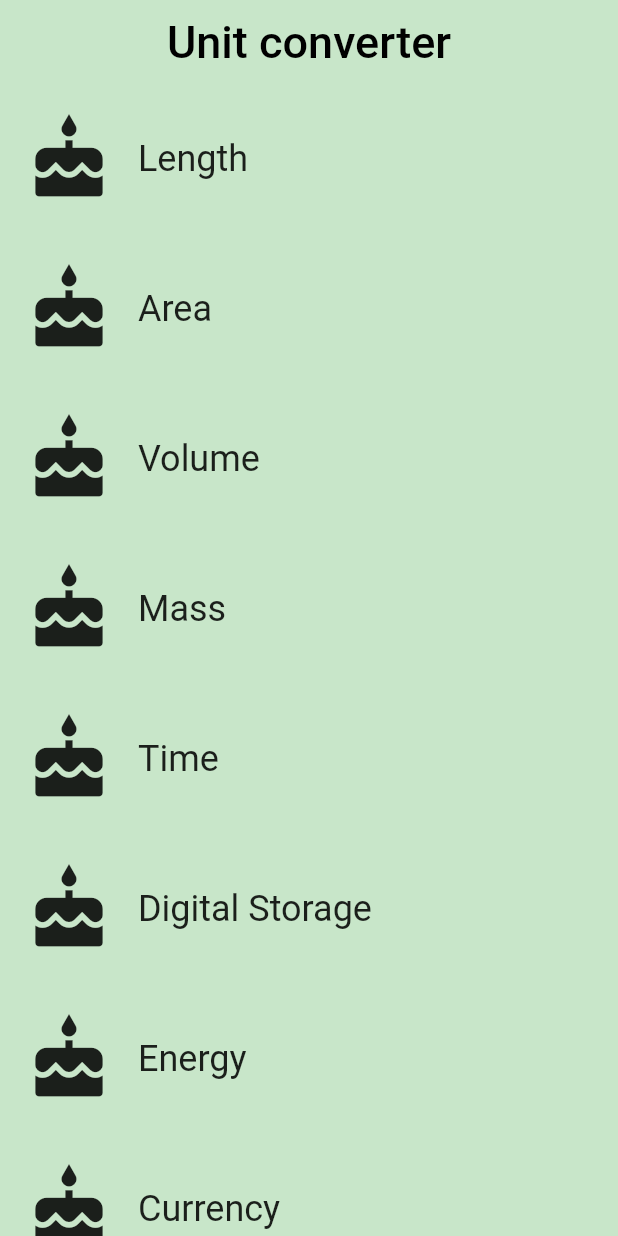
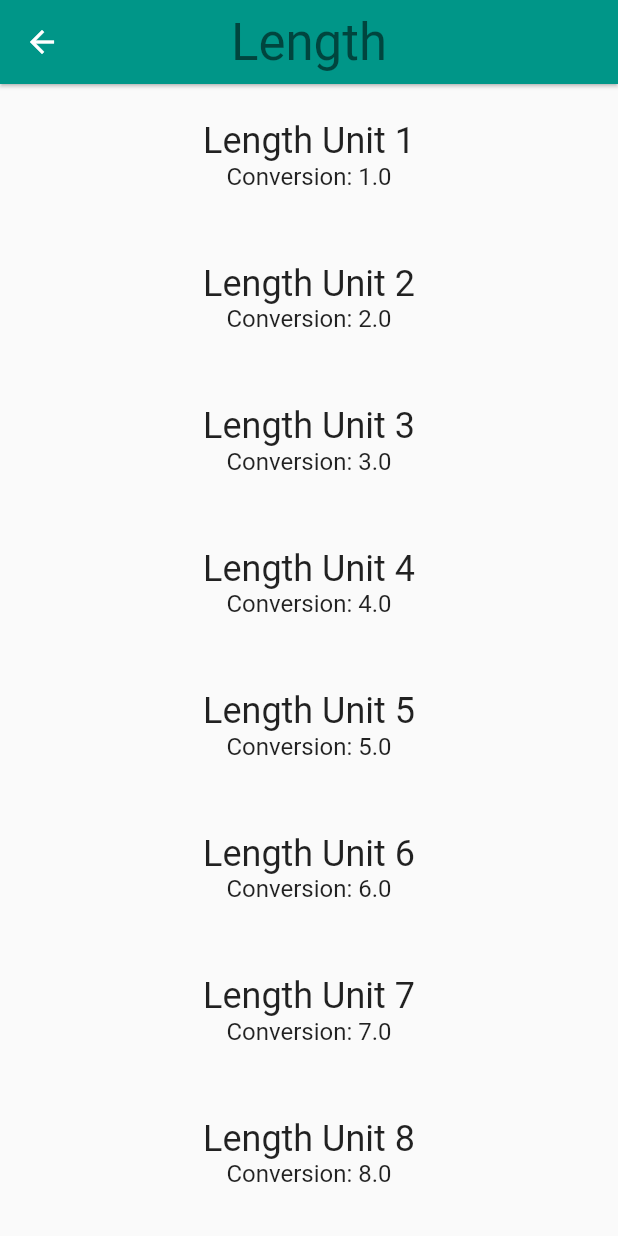
Before and after one commit to NielsLindberg/UdacityFlutter, a Flutter app: the screen it shows after launch, after a tap on "Length", on a phone screen of 412 x 824 dp. Run offline on Flutter 3.47's test engine with Material 2 defaults, Android fonts, the phone set to English and light mode, and no system bars.

Commit message:
added list route for converter

```diff
--- a/hello_rectangle/lib/category.dart
+++ b/hello_rectangle/lib/category.dart
@@ -5,6 +5,9 @@
 // To keep your imports tidy, follow the ordering guidelines at
 // https://www.dartlang.org/guides/language/effective-dart/style#ordering
 import 'package:flutter/material.dart';
+import 'package:hello_rectangle/unit.dart';
+import 'package:meta/meta.dart';
+import 'package:hello_rectangle/converter_route.dart';
 
 /// A custom [Category] widget.
 ///
@@ -19,6 +22,7 @@ class Category extends StatelessWidget {
   final String name;
   final ColorSwatch color;
   final IconData iconLocation;
+  final List<Unit> units;
 
   /// Creates a [Category].
   ///
@@ -30,19 +34,42 @@ class Category extends StatelessWidget {
     @required this.name,
     @required this.color,
     @required this.iconLocation,
+    @required this.units,
   })  : assert(name != null),
         assert(color != null),
         assert(iconLocation != null),
+        assert(units != null),
         super(key: key);
+
+  void _navigateToConverter(BuildContext context) {
+    Navigator.of(context)
+        .push(MaterialPageRoute<Null>(builder: (BuildContext context) {
+      return Scaffold(
+          appBar: AppBar(
+              elevation: 1.0,
+              title: Text(
+                name,
+                style: Theme.of(context).textTheme.display1,
+              ),
+              centerTitle: true,
+              backgroundColor: color),
+          body: ConverterRoute(
+            color: color,
+            name: name,
+            units: units,
+          ));
+    }));
+  }
 
   /// Builds a custom widget that shows [Category] information.
   ///
   /// This information includes the icon, name, and color for the [Category].
-  @override
+
   // This `context` parameter describes the location of this widget in the
   // widget tree. It can be used for obtaining Theme data from the nearest
   // Theme ancestor in the tree. Below, we obtain the display1 text theme.
   // See https://docs.flutter.io/flutter/material/Theme-class.html
+  @override
   Widget build(BuildContext context) {
     // TODO: Build the custom widget here, referring to the Specs.
     assert(debugCheckHasMaterial(context));
@@ -54,9 +81,7 @@ class Category extends StatelessWidget {
           borderRadius: _borderRadius,
           highlightColor: color[50],
           splashColor: color[100],
-                onTap: () {
-                  print('I was tapped!');
-                },
+          onTap: () => _navigateToConverter(context),
           child: Padding(
             padding: EdgeInsets.all(8.0),
             child: Row(
@@ -64,11 +89,20 @@ class Category extends StatelessWidget {
               children: [
                 Padding(
                   padding: EdgeInsets.only(right: 16.0),
-                              child: Icon(iconLocation, size: 60.0)),
+                  child: Icon(iconLocation, size: 60.0),
+                ),
                 Center(
-                              child: Text(name,
+                  child: Text(
+                    name,
                     textAlign: TextAlign.center,
-                                  style: Theme.of(context).textTheme.headline))
-                        ])))));
+                    style: Theme.of(context).textTheme.headline,
+                  ),
+                )
+              ],
+            ),
+          ),
+        ),
+      ),
+    );
   }
 }
--- a/hello_rectangle/lib/category_route.dart
+++ b/hello_rectangle/lib/category_route.dart
@@ -4,6 +4,7 @@
 
 import 'package:flutter/material.dart';
 import 'package:hello_rectangle/category.dart';
+import 'package:hello_rectangle/unit.dart';
 
 // TODO: Check if we need to import anything
 
@@ -49,6 +50,16 @@ class CategoryRoute extends StatelessWidget {
         itemCount: categories.length);
   }
 
+  List<Unit> _retrieveUnitList(String categoryName) {
+    return List.generate(10, (int i) {
+      i += 1;
+      return Unit(
+        name: '$categoryName Unit $i',
+        conversion: i.toDouble(),
+      );
+    });
+  }
+
   @override
   Widget build(BuildContext context) {
     // TODO: Create a list of the eight Categories, using the names and colors
@@ -62,7 +73,9 @@ class CategoryRoute extends StatelessWidget {
         Category(
             name: _categoryNames[i],
             color: _baseColors[i],
-            iconLocation: Icons.cake),
+            iconLocation: Icons.cake,
+            units: _retrieveUnitList(_categoryNames[i],
+            ),)
       );
     }
     // TODO: Create a list view of the Categories
--- /dev/null
+++ b/hello_rectangle/lib/converter_route.dart
@@ -0,0 +1,60 @@
+// Copyright 2018 The Chromium Authors. All rights reserved.
+// Use of this source code is governed by a BSD-style license that can be
+// found in the LICENSE file.
+
+import 'package:flutter/material.dart';
+import 'package:meta/meta.dart';
+
+import 'package:hello_rectangle/unit.dart';
+
+/// Converter screen where users can input amounts to convert.
+///
+/// Currently, it just displays a list of mock units.
+///
+/// While it is named ConverterRoute, a more apt name would be ConverterScreen,
+/// because it is responsible for the UI at the route's destination.
+class ConverterRoute extends StatelessWidget {
+  final String name;
+  final Color color;
+
+  /// Units for this [Category].
+  final List<Unit> units;
+
+  /// This [ConverterRoute] requires the name, color, and units to not be null.
+  // TODO: Pass in the [Category]'s name and color
+  const ConverterRoute({
+    @required this.name,
+    @required this.color,
+    @required this.units,
+  })  : assert(name != null),
+        assert(color != null),
+        assert(units != null);
+
+  @override
+  Widget build(BuildContext context) {
+    // Here is just a placeholder for a list of mock units
+    final unitWidgets = units.map((Unit unit) {
+      // TODO: Set the color for this Container
+      return Container(
+        margin: EdgeInsets.all(8.0),
+        padding: EdgeInsets.all(16.0),
+        child: Column(
+          children: <Widget>[
+            Text(
+              unit.name,
+              style: Theme.of(context).textTheme.headline,
+            ),
+            Text(
+              'Conversion: ${unit.conversion}',
+              style: Theme.of(context).textTheme.subhead,
+            ),
+          ],
+        ),
+      );
+    }).toList();
+
+    return ListView(
+      children: unitWidgets,
+    );
+  }
+}
--- /dev/null
+++ b/hello_rectangle/lib/unit.dart
@@ -0,0 +1,27 @@
+// Copyright 2018 The Chromium Authors. All rights reserved.
+// Use of this source code is governed by a BSD-style license that can be
+// found in the LICENSE file.
+
+import 'package:meta/meta.dart';
+
+/// Information about a [Unit].
+class Unit {
+  final String name;
+  final double conversion;
+
+  /// A [Unit] stores its name and conversion factor.
+  ///
+  /// An example would be 'Meter' and '1.0'.
+  const Unit({
+    @required this.name,
+    @required this.conversion,
+  })  : assert(name != null),
+        assert(conversion != null);
+
+  /// Creates a [Unit] from a JSON object.
+  Unit.fromJson(Map jsonMap)
+      : assert(jsonMap['name'] != null),
+        assert(jsonMap['conversion'] != null),
+        name = jsonMap['name'],
+        conversion = jsonMap['conversion'].toDouble();
+}
```
Lines whose indentation alone changed are shown as unchanged.
